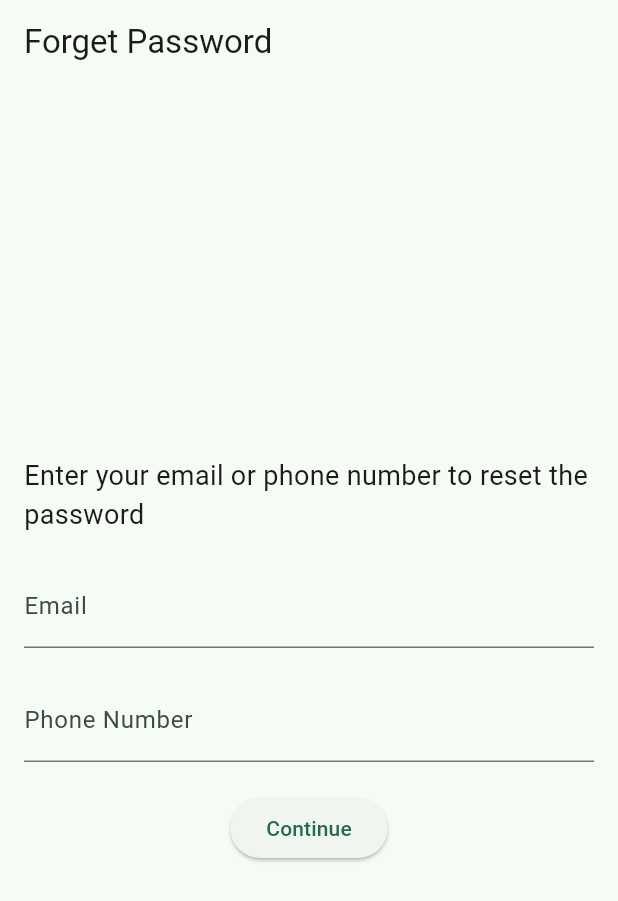
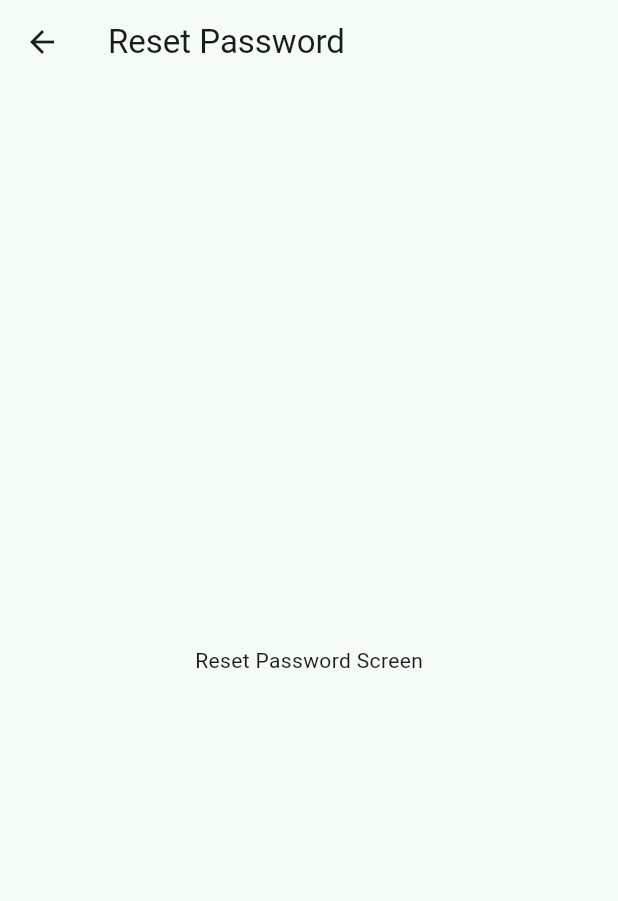
Before and after one commit to investor-bj/forgot_password_frontend, a Flutter app: the screen it shows after launch, after a tap on "Continue", on a phone screen of 412 x 824 dp. Shown: the top 901 px of the screen. Run offline on Flutter 3.47's test engine with Material 3 defaults, Android fonts, the phone set to English and light mode, and no system bars.

Commit message:
Update main.dart
Main Update

```diff
--- a/lib/main.dart
+++ b/lib/main.dart
@@ -5,17 +5,16 @@ void main() {
 }
 
 class MyApp extends StatelessWidget {
-  const MyApp({super.key});
+  const MyApp({Key? key}) : super(key: key);
 
-  // This widget is the root of your application.
   @override
   Widget build(BuildContext context) {
     return MaterialApp(
       debugShowCheckedModeBanner: false,
       title: 'Forget Password',
       theme: ThemeData(
-        colorScheme:
-            ColorScheme.fromSeed(seedColor: Color.fromARGB(255, 112, 228, 176)),
+        colorScheme: ColorScheme.fromSeed(
+            seedColor: const Color.fromARGB(255, 112, 228, 176)),
         useMaterial3: true,
       ),
       home: ForgetPasswordScreen(),
@@ -23,54 +22,101 @@ class MyApp extends StatelessWidget {
   }
 }
 
+// ignore: must_be_immutable
 class ForgetPasswordScreen extends StatelessWidget {
   TextEditingController emailController = TextEditingController();
   TextEditingController phoneController = TextEditingController();
+
+  ForgetPasswordScreen({Key? key}) : super(key: key);
 
   @override
   Widget build(BuildContext context) {
     return Scaffold(
       appBar: AppBar(
-        title: Text('Forget Password'),
+        title: const Text('Forget Password'),
       ),
-      body: Padding(
+      body: Stack(
+        children: [
+          Padding(
             padding: const EdgeInsets.all(16.0),
             child: Column(
               mainAxisAlignment: MainAxisAlignment.center,
               children: [
-            Text(
-              'Enter your email or phone number to reset the password',
+                const Text(
+                  'Select which contact details should we use to reset your password',
                   style: TextStyle(fontSize: 18),
                 ),
-            SizedBox(height: 20),
+                const SizedBox(height: 20),
                 TextFormField(
                   controller: emailController,
-              decoration: InputDecoration(
+                  decoration: const InputDecoration(
                     labelText: 'Email',
                     hintText: 'Enter your email',
                   ),
                   keyboardType: TextInputType.emailAddress,
                 ),
-            SizedBox(height: 20),
+                const SizedBox(height: 20),
                 TextFormField(
                   controller: phoneController,
-              decoration: InputDecoration(
+                  decoration: const InputDecoration(
                     labelText: 'Phone Number',
                     hintText: 'Enter your phone number',
                   ),
                   keyboardType: TextInputType.phone,
                 ),
-            SizedBox(height: 20),
+                const SizedBox(height: 20),
+              ],
+            ),
+          ),
+          Positioned(
+            left: 0,
+            right: 0,
+            bottom: 0,
+            child: Container(
+              color: Colors.green,
+              child: Row(
+                mainAxisAlignment: MainAxisAlignment.center,
+                children: [
                   ElevatedButton(
                     onPressed: () {
                       // Handle password reset logic here
                       // Check if email or phone is provided and send reset accordingly
+
+                      // Navigate to the next screen
+                      Navigator.push(
+                        context,
+                        MaterialPageRoute(
+                          builder: (context) => const ResetPasswordScreen(),
+                        ),
+                      );
                     },
-              child: Text('Continue'),
+                    style: ButtonStyle(
+                      backgroundColor: MaterialStateProperty.all(null),
+                    ),
+                    child: const Text('Continue'),
                   ),
                 ],
               ),
             ),
+          ),
+        ],
+      ),
     );
   }
 }
+
+class ResetPasswordScreen extends StatelessWidget {
+  const ResetPasswordScreen({super.key});
+
+  @override
+  Widget build(BuildContext context) {
+    return Scaffold(
+      appBar: AppBar(
+        title: const Text('Reset Password'),
+      ),
+      body: const Center(
+        child: Text('Reset Password Screen'),
+      ),
+    );
+  }
+}
```
Lines whose indentation alone changed are shown as unchanged.
